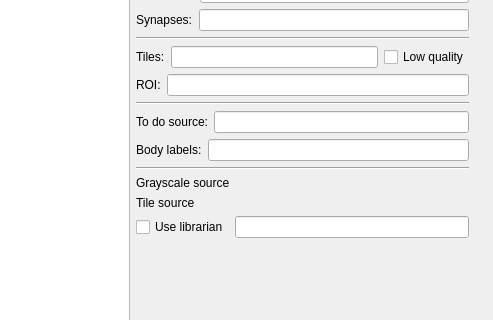
Qt form neurolabi/gui/dialogs/dvidbranchdialog.ui (janelia-flyem/NeuTu) before a commit; both pictures show x 407 to 900 and y 172 to 492 of the 900 by 600 pixel window.
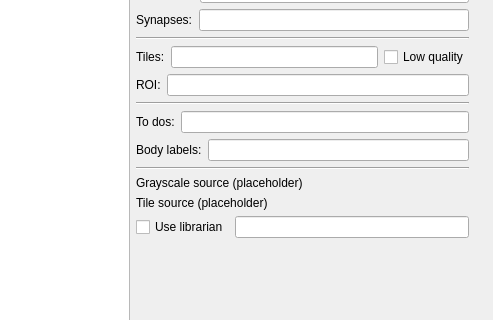
The same form after that commit.

Commit message: to do and body label fields populated from defaults

Patch:
```diff
--- a/neurolabi/gui/dialogs/dvidbranchdialog.ui
+++ b/neurolabi/gui/dialogs/dvidbranchdialog.ui
@@ -219,7 +219,7 @@
          <item>
           <widget class="QLabel" name="label_10">
            <property name="text">
-            <string>To do source:</string>
+            <string>To dos:</string>
            </property>
           </widget>
          </item>
@@ -252,14 +252,14 @@
        <item>
         <widget class="QLabel" name="label_12">
          <property name="text">
-          <string>Grayscale source</string>
+          <string>Grayscale source (placeholder)</string>
          </property>
         </widget>
        </item>
        <item>
         <widget class="QLabel" name="label_13">
          <property name="text">
-          <string>Tile source</string>
+          <string>Tile source (placeholder)</string>
          </property>
         </widget>
        </item>
```
The commit also changes 1 other file.
